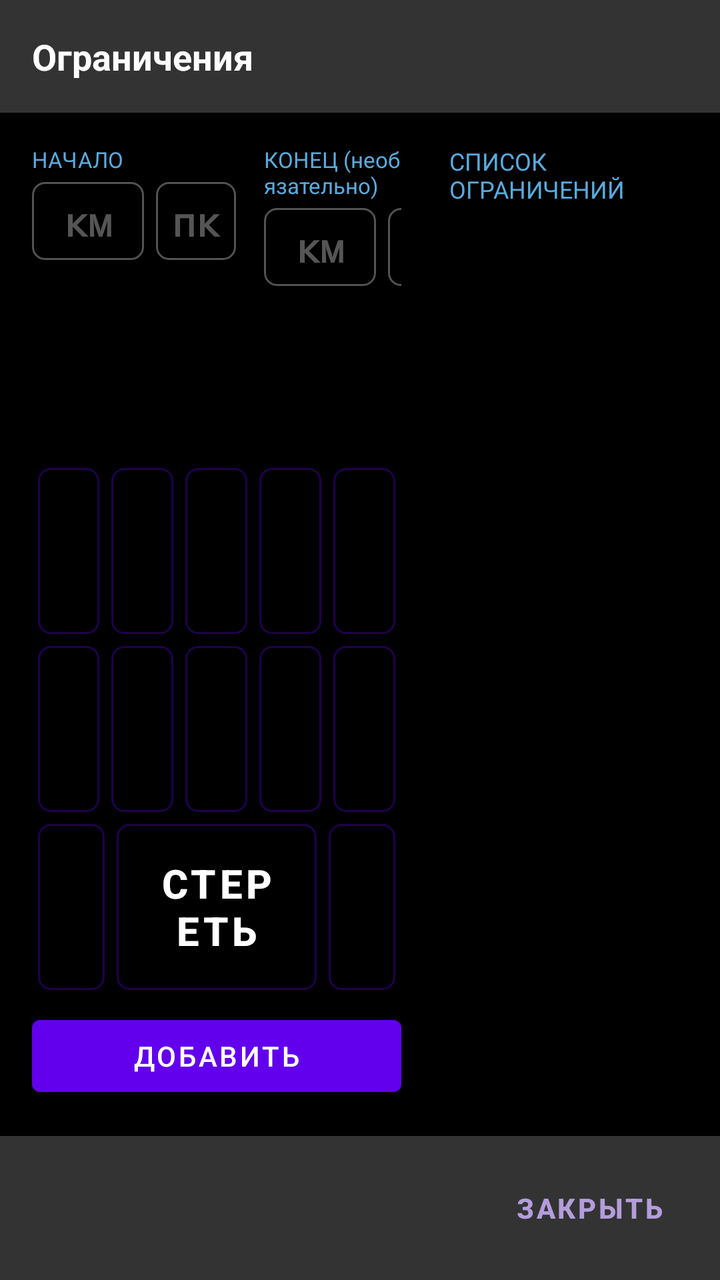
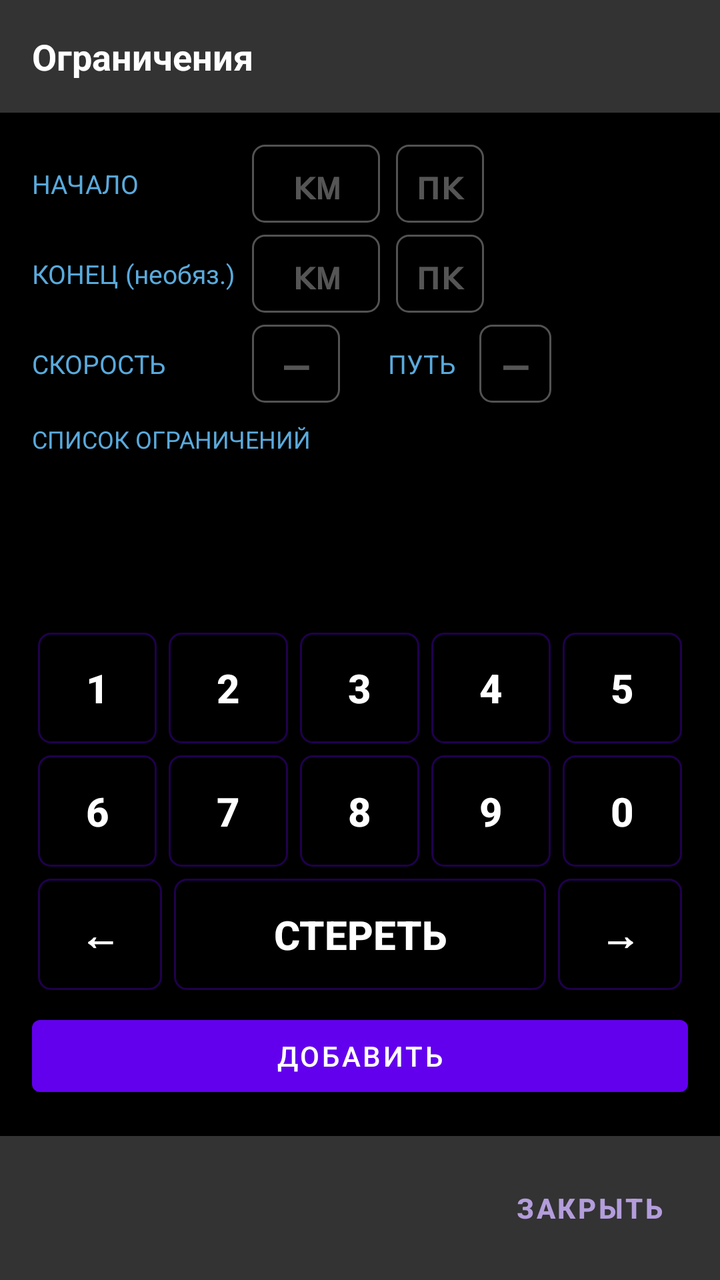

An Android layout rendered at two revisions. The XML below is the earlier revision; the diff shows what the commit changed to produce the second picture.
<!-- AndroidManifest.xml: application theme Theme.TrainDriverApp -->
<!-- res/layout/activity_restrictions.xml -->
<?xml version="1.0" encoding="utf-8"?>
<LinearLayout xmlns:android="http://schemas.android.com/apk/res/android"
    android:layout_width="match_parent"
    android:layout_height="match_parent"
    android:orientation="vertical"
    android:background="#000000">

    <TextView
        android:layout_width="match_parent"
        android:layout_height="wrap_content"
        android:background="#333333"
        android:padding="16dp"
        android:text="Ограничения"
        android:textColor="#FFFFFF"
        android:textSize="18sp"
        android:textStyle="bold" />

    
    <LinearLayout
        android:layout_width="match_parent"
        android:layout_height="0dp"
        android:layout_weight="1"
        android:orientation="horizontal"
        android:padding="16dp">

    
    <LinearLayout
        android:layout_width="0dp"
        android:layout_height="match_parent"
        android:layout_weight="3"
        android:orientation="vertical"
        android:paddingEnd="12dp">

        
        <LinearLayout
            android:layout_width="match_parent"
            android:layout_height="wrap_content"
            android:orientation="horizontal">

            <LinearLayout
                android:layout_width="wrap_content"
                android:layout_height="wrap_content"
                android:orientation="vertical">

                <TextView
                    android:layout_width="wrap_content"
                    android:layout_height="wrap_content"
                    android:text="НАЧАЛО"
                    android:textColor="#5AAADC"
                    android:textSize="11sp"
                    android:layout_marginBottom="4dp" />

                <LinearLayout
                    android:layout_width="wrap_content"
                    android:layout_height="wrap_content"
                    android:orientation="horizontal">

                    <EditText
                        android:id="@+id/restrictionStartKmInput"
                        style="@style/RestrictionDigitBox"
                        android:layout_width="56dp"
                        android:hint="км"
                        android:inputType="number"
                        android:maxLength="4" />

                    <EditText
                        android:id="@+id/restrictionStartPkInput"
                        style="@style/RestrictionDigitBox"
                        android:layout_width="40dp"
                        android:layout_marginStart="6dp"
                        android:hint="пк"
                        android:inputType="number"
                        android:maxLength="2" />

                </LinearLayout>

            </LinearLayout>

            <LinearLayout
                android:layout_width="wrap_content"
                android:layout_height="wrap_content"
                android:layout_marginStart="14dp"
                android:orientation="vertical">

                <TextView
                    android:layout_width="wrap_content"
                    android:layout_height="wrap_content"
                    android:text="КОНЕЦ (необязательно)"
                    android:textColor="#5AAADC"
                    android:textSize="11sp"
                    android:layout_marginBottom="4dp" />

                <LinearLayout
                    android:layout_width="wrap_content"
                    android:layout_height="wrap_content"
                    android:orientation="horizontal">

                    <EditText
                        android:id="@+id/restrictionEndKmInput"
                        style="@style/RestrictionDigitBox"
                        android:layout_width="56dp"
                        android:hint="км"
                        android:inputType="number"
                        android:maxLength="4" />

                    <EditText
                        android:id="@+id/restrictionEndPkInput"
                        style="@style/RestrictionDigitBox"
                        android:layout_width="40dp"
                        android:layout_marginStart="6dp"
                        android:hint="пк"
                        android:inputType="number"
                        android:maxLength="2" />

                </LinearLayout>

            </LinearLayout>

            <View
                android:layout_width="1dp"
                android:layout_height="match_parent"
                android:layout_marginStart="14dp"
                android:layout_marginEnd="14dp"
                android:background="#222222" />

            
            <LinearLayout
                android:layout_width="wrap_content"
                android:layout_height="wrap_content"
                android:orientation="vertical">

                <TextView
                    android:layout_width="wrap_content"
                    android:layout_height="wrap_content"
                    android:text="СКОРОСТЬ"
                    android:textColor="#5AAADC"
                    android:textSize="11sp"
                    android:layout_marginBottom="4dp" />

                <EditText
                    android:id="@+id/restrictionSpeedInput"
                    style="@style/RestrictionDigitBox"
                    android:layout_width="44dp"
                    android:hint="—"
                    android:inputType="number"
                    android:maxLength="2" />

            </LinearLayout>

            
            <LinearLayout
                android:layout_width="wrap_content"
                android:layout_height="wrap_content"
                android:layout_marginStart="12dp"
                android:orientation="vertical">

                <TextView
                    android:layout_width="wrap_content"
                    android:layout_height="wrap_content"
                    android:text="ПУТЬ"
                    android:textColor="#5AAADC"
                    android:textSize="11sp"
                    android:layout_marginBottom="4dp" />

                <EditText
                    android:id="@+id/restrictionPathInput"
                    style="@style/RestrictionDigitBox"
                    android:layout_width="36dp"
                    android:hint="—"
                    android:inputType="number"
                    android:maxLength="1" />

            </LinearLayout>

        </LinearLayout>

        
        <LinearLayout
            android:layout_width="match_parent"
            android:layout_height="0dp"
            android:layout_weight="1"
            android:layout_marginTop="10dp"
            android:orientation="vertical">

            <LinearLayout
                android:layout_width="match_parent"
                android:layout_height="0dp"
                android:layout_weight="1"
                android:orientation="horizontal">
                <Button android:id="@+id/restrictionKey1" style="@style/RestrictionKeypadButton" android:layout_height="match_parent" android:text="1" />
                <Button android:id="@+id/restrictionKey2" style="@style/RestrictionKeypadButton" android:layout_height="match_parent" android:text="2" />
                <Button android:id="@+id/restrictionKey3" style="@style/RestrictionKeypadButton" android:layout_height="match_parent" android:text="3" />
                <Button android:id="@+id/restrictionKey4" style="@style/RestrictionKeypadButton" android:layout_height="match_parent" android:text="4" />
                <Button android:id="@+id/restrictionKey5" style="@style/RestrictionKeypadButton" android:layout_height="match_parent" android:text="5" />
            </LinearLayout>

            <LinearLayout
                android:layout_width="match_parent"
                android:layout_height="0dp"
                android:layout_weight="1"
                android:orientation="horizontal">
                <Button android:id="@+id/restrictionKey6" style="@style/RestrictionKeypadButton" android:layout_height="match_parent" android:text="6" />
                <Button android:id="@+id/restrictionKey7" style="@style/RestrictionKeypadButton" android:layout_height="match_parent" android:text="7" />
                <Button android:id="@+id/restrictionKey8" style="@style/RestrictionKeypadButton" android:layout_height="match_parent" android:text="8" />
                <Button android:id="@+id/restrictionKey9" style="@style/RestrictionKeypadButton" android:layout_height="match_parent" android:text="9" />
                <Button android:id="@+id/restrictionKey0" style="@style/RestrictionKeypadButton" android:layout_height="match_parent" android:text="0" />
            </LinearLayout>

            <LinearLayout
                android:layout_width="match_parent"
                android:layout_height="0dp"
                android:layout_weight="1"
                android:orientation="horizontal">
                <Button android:id="@+id/restrictionKeyPrev" style="@style/RestrictionKeypadButton" android:layout_height="match_parent" android:text="←" />
                <Button
                    android:id="@+id/restrictionBackspaceButton"
                    style="@style/RestrictionKeypadButton"
                    android:layout_height="match_parent"
                    android:layout_weight="3"
                    android:text="Стереть" />
                <Button android:id="@+id/restrictionKeyNext" style="@style/RestrictionKeypadButton" android:layout_height="match_parent" android:text="→" />
            </LinearLayout>

        </LinearLayout>

        <TextView
            android:id="@+id/restrictionErrorText"
            android:layout_width="match_parent"
            android:layout_height="wrap_content"
            android:layout_marginTop="6dp"
            android:textColor="#E05A5A"
            android:visibility="gone" />

        <Button
            android:id="@+id/restrictionAddButton"
            android:layout_width="match_parent"
            android:layout_height="wrap_content"
            android:layout_marginTop="6dp"
            android:text="Добавить" />

    </LinearLayout>

    
    <LinearLayout
        android:layout_width="0dp"
        android:layout_height="match_parent"
        android:layout_weight="2"
        android:orientation="vertical"
        android:paddingStart="12dp">

        <TextView
            android:layout_width="wrap_content"
            android:layout_height="wrap_content"
            android:text="СПИСОК ОГРАНИЧЕНИЙ"
            android:textColor="#5AAADC"
            android:textSize="12sp"
            android:layout_marginBottom="6dp" />

        <ScrollView
            android:layout_width="match_parent"
            android:layout_height="0dp"
            android:layout_weight="1">

            <LinearLayout
                android:id="@+id/restrictionRowsContainer"
                android:layout_width="match_parent"
                android:layout_height="wrap_content"
                android:orientation="vertical" />

        </ScrollView>

    </LinearLayout>

    </LinearLayout>

    <LinearLayout
        android:layout_width="match_parent"
        android:layout_height="wrap_content"
        android:background="#333333"
        android:gravity="end"
        android:padding="12dp">

        <Button
            android:id="@+id/restrictionCloseButton"
            android:layout_width="wrap_content"
            android:layout_height="wrap_content"
            android:background="@android:color/transparent"
            android:textColor="#B39DDB"
            android:textStyle="bold"
            android:text="ЗАКРЫТЬ" />

    </LinearLayout>

</LinearLayout>
<!-- resources referenced by this layout -->
<resources>
  <style name="RestrictionDigitBox">
          <item name="android:layout_height">wrap_content</item>
          <item name="android:gravity">center</item>
          <item name="android:fontFamily">monospace</item>
          <item name="android:textStyle">bold</item>
          <item name="android:textSize">20sp</item>
          <item name="android:background">@drawable/bg_header_toggle</item>
          <item name="android:paddingTop">6dp</item>
          <item name="android:paddingBottom">6dp</item>
          <item name="android:textColor">#FFFFFF</item>
          <item name="android:textColorHint">#555555</item>
      </style>
  <style name="RestrictionKeypadButton">
          <item name="android:layout_width">0dp</item>
          <item name="android:layout_height">wrap_content</item>
          <item name="android:layout_weight">1</item>
          <item name="android:layout_margin">3dp</item>
          <item name="android:minHeight">46dp</item>
          <item name="android:background">@drawable/bg_header_toggle</item>
          <item name="android:textColor">#FFFFFF</item>
          <item name="android:textStyle">bold</item>
          <item name="android:textSize">20sp</item>
      </style>
  <style name="Theme.TrainDriverApp" parent="Theme.MaterialComponents.DayNight.NoActionBar" />
  <!-- drawable bg_header_toggle (drawable) -->
  <?xml version="1.0" encoding="utf-8"?>
  <shape xmlns:android="http://schemas.android.com/apk/res/android" android:shape="rectangle">
      <corners android:radius="6dp" />
      <stroke android:width="1dp" android:color="#52FFFFFF" />
      <solid android:color="@android:color/transparent" />
  </shape>
</resources>

<!-- the commit's change to res/layout/activity_restrictions.xml (unified diff, before → after) -->
@@ -20,122 +20,94 @@
         android:layout_width="match_parent"
         android:layout_height="0dp"
         android:layout_weight="1"
-        android:orientation="horizontal"
+        android:orientation="vertical"
         android:padding="16dp">
 
-    
-    <LinearLayout
-        android:layout_width="0dp"
-        android:layout_height="match_parent"
-        android:layout_weight="3"
-        android:orientation="vertical"
-        android:paddingEnd="12dp">
-
         
         <LinearLayout
             android:layout_width="match_parent"
             android:layout_height="wrap_content"
-            android:orientation="horizontal">
-
-            <LinearLayout
-                android:layout_width="wrap_content"
-                android:layout_height="wrap_content"
-                android:orientation="vertical">
-
-                <TextView
-                    android:layout_width="wrap_content"
+            android:orientation="vertical">
+
+            <LinearLayout
+                android:layout_width="match_parent"
+                android:layout_height="wrap_content"
+                android:orientation="horizontal"
+                android:gravity="center_vertical">
+
+                <TextView
+                    android:layout_width="110dp"
                     android:layout_height="wrap_content"
                     android:text="НАЧАЛО"
                     android:textColor="#5AAADC"
-                    android:textSize="11sp"
-                    android:layout_marginBottom="4dp" />
-
-                <LinearLayout
-                    android:layout_width="wrap_content"
-                    android:layout_height="wrap_content"
-                    android:orientation="horizontal">
-
-                    <EditText
-                        android:id="@+id/restrictionStartKmInput"
-                        style="@style/RestrictionDigitBox"
-                        android:layout_width="56dp"
-                        android:hint="км"
-                        android:inputType="number"
-                        android:maxLength="4" />
-
-                    <EditText
-                        android:id="@+id/restrictionStartPkInput"
-                        style="@style/RestrictionDigitBox"
-                        android:layout_width="40dp"
-                        android:layout_marginStart="6dp"
-                        android:hint="пк"
-                        android:inputType="number"
-                        android:maxLength="2" />
-
-                </LinearLayout>
-
-            </LinearLayout>
-
-            <LinearLayout
-                android:layout_width="wrap_content"
-                android:layout_height="wrap_content"
-                android:layout_marginStart="14dp"
-                android:orientation="vertical">
-
-                <TextView
-                    android:layout_width="wrap_content"
-                    android:layout_height="wrap_content"
-                    android:text="КОНЕЦ (необязательно)"
-                    android:textColor="#5AAADC"
-                    android:textSize="11sp"
-                    android:layout_marginBottom="4dp" />
-
-                <LinearLayout
-                    android:layout_width="wrap_content"
-                    android:layout_height="wrap_content"
-                    android:orientation="horizontal">
-
-                    <EditText
-                        android:id="@+id/restrictionEndKmInput"
-                        style="@style/RestrictionDigitBox"
-                        android:layout_width="56dp"
-                        android:hint="км"
-                        android:inputType="number"
-                        android:maxLength="4" />
-
-                    <EditText
-                        android:id="@+id/restrictionEndPkInput"
-                        style="@style/RestrictionDigitBox"
-                        android:layout_width="40dp"
-                        android:layout_marginStart="6dp"
-                        android:hint="пк"
-                        android:inputType="number"
-                        android:maxLength="2" />
-
-                </LinearLayout>
-
-            </LinearLayout>
-
-            <View
-                android:layout_width="1dp"
-                android:layout_height="match_parent"
-                android:layout_marginStart="14dp"
-                android:layout_marginEnd="14dp"
-                android:background="#222222" />
+                    android:textSize="13sp" />
+
+                <EditText
+                    android:id="@+id/restrictionStartKmInput"
+                    style="@style/RestrictionDigitBox"
+                    android:layout_width="64dp"
+                    android:hint="км"
+                    android:inputType="number"
+                    android:maxLength="4" />
+
+                <EditText
+                    android:id="@+id/restrictionStartPkInput"
+                    style="@style/RestrictionDigitBox"
+                    android:layout_width="44dp"
+                    android:layout_marginStart="8dp"
+                    android:hint="пк"
+                    android:inputType="number"
+                    android:maxLength="2" />
+
+            </LinearLayout>
+
+            <LinearLayout
+                android:layout_width="match_parent"
+                android:layout_height="wrap_content"
+                android:layout_marginTop="6dp"
+                android:orientation="horizontal"
+                android:gravity="center_vertical">
+
+                <TextView
+                    android:layout_width="110dp"
+                    android:layout_height="wrap_content"
+                    android:text="КОНЕЦ (необяз.)"
+                    android:textColor="#5AAADC"
+                    android:textSize="13sp" />
+
+                <EditText
+                    android:id="@+id/restrictionEndKmInput"
+                    style="@style/RestrictionDigitBox"
+                    android:layout_width="64dp"
+                    android:hint="км"
+                    android:inputType="number"
+                    android:maxLength="4" />
+
+                <EditText
+                    android:id="@+id/restrictionEndPkInput"
+                    style="@style/RestrictionDigitBox"
+                    android:layout_width="44dp"
+                    android:layout_marginStart="8dp"
+                    android:hint="пк"
+                    android:inputType="number"
+                    android:maxLength="2" />
+
+            </LinearLayout>
 
             
             <LinearLayout
-                android:layout_width="wrap_content"
-                android:layout_height="wrap_content"
-                android:orientation="vertical">
-
-                <TextView
-                    android:layout_width="wrap_content"
+                android:layout_width="match_parent"
+                android:layout_height="wrap_content"
+                android:layout_marginTop="6dp"
+                android:orientation="horizontal"
+                android:gravity="center_vertical">
+
+                <TextView
+                    android:layout_width="110dp"
                     android:layout_height="wrap_content"
                     android:text="СКОРОСТЬ"
                     android:textColor="#5AAADC"
-                    android:textSize="11sp"
-                    android:layout_marginBottom="4dp" />
+                    android:textSize="13sp" />
 
                 <EditText
                     android:id="@+id/restrictionSpeedInput"
@@ -145,27 +117,19 @@
                     android:inputType="number"
                     android:maxLength="2" />
 
-            </LinearLayout>
-
-            
-            <LinearLayout
-                android:layout_width="wrap_content"
-                android:layout_height="wrap_content"
-                android:layout_marginStart="12dp"
-                android:orientation="vertical">
-
                 <TextView
                     android:layout_width="wrap_content"
                     android:layout_height="wrap_content"
+                    android:layout_marginStart="24dp"
                     android:text="ПУТЬ"
                     android:textColor="#5AAADC"
-                    android:textSize="11sp"
-                    android:layout_marginBottom="4dp" />
+                    android:textSize="13sp" />
 
                 <EditText
                     android:id="@+id/restrictionPathInput"
                     style="@style/RestrictionDigitBox"
                     android:layout_width="36dp"
+                    android:layout_marginStart="12dp"
                     android:hint="—"
                     android:inputType="number"
                     android:maxLength="1" />
@@ -179,6 +143,37 @@
             android:layout_width="match_parent"
             android:layout_height="0dp"
             android:layout_weight="1"
+            android:layout_marginTop="10dp"
+            android:orientation="vertical">
+
+            <TextView
+                android:layout_width="wrap_content"
+                android:layout_height="wrap_content"
+                android:text="СПИСОК ОГРАНИЧЕНИЙ"
+                android:textColor="#5AAADC"
+                android:textSize="12sp"
+                android:layout_marginBottom="4dp" />
+
+            <ScrollView
+                android:layout_width="match_parent"
+                android:layout_height="0dp"
+                android:layout_weight="1">
+
+                <LinearLayout
+                    android:id="@+id/restrictionRowsContainer"
+                    android:layout_width="match_parent"
+                    android:layout_height="wrap_content"
+                    android:orientation="vertical" />
+
+            </ScrollView>
+
+        </LinearLayout>
+
+        
+        <LinearLayout
+            android:layout_width="match_parent"
+            android:layout_height="0dp"
+            android:layout_weight="2"
             android:layout_marginTop="10dp"
             android:orientation="vertical">
 
@@ -223,6 +218,7 @@
 
         </LinearLayout>
 
+        
         <TextView
             android:id="@+id/restrictionErrorText"
             android:layout_width="match_parent"
@@ -237,39 +233,6 @@
             android:layout_height="wrap_content"
             android:layout_marginTop="6dp"
             android:text="Добавить" />
-
-    </LinearLayout>
-
-    
-    <LinearLayout
-        android:layout_width="0dp"
-        android:layout_height="match_parent"
-        android:layout_weight="2"
-        android:orientation="vertical"
-        android:paddingStart="12dp">
-
-        <TextView
-            android:layout_width="wrap_content"
-            android:layout_height="wrap_content"
-            android:text="СПИСОК ОГРАНИЧЕНИЙ"
-            android:textColor="#5AAADC"
-            android:textSize="12sp"
-            android:layout_marginBottom="6dp" />
-
-        <ScrollView
-            android:layout_width="match_parent"
-            android:layout_height="0dp"
-            android:layout_weight="1">
-
-            <LinearLayout
-                android:id="@+id/restrictionRowsContainer"
-                android:layout_width="match_parent"
-                android:layout_height="wrap_content"
-                android:orientation="vertical" />
-
-        </ScrollView>
-
-    </LinearLayout>
 
     </LinearLayout>
 
<!-- resource entries referenced after the edit -->
@@ -12,7 +12,7 @@
           <item name="android:textColor">#FFFFFF</item>
           <item name="android:textColorHint">#555555</item>
       </style>
-  <style name="RestrictionKeypadButton">
+  <style name="RestrictionKeypadButton" parent="Widget.AppCompat.Button.Borderless">
           <item name="android:layout_width">0dp</item>
           <item name="android:layout_height">wrap_content</item>
           <item name="android:layout_weight">1</item>
